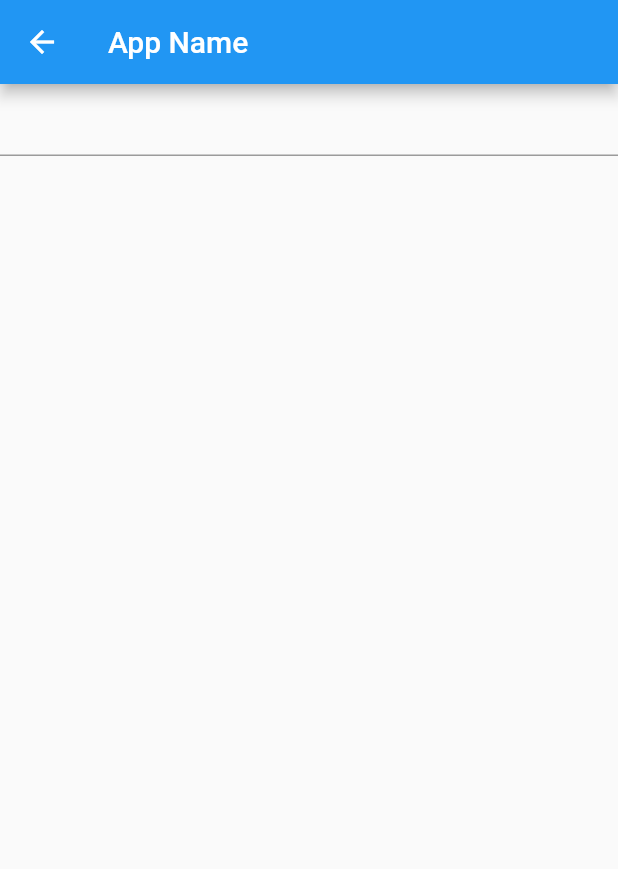
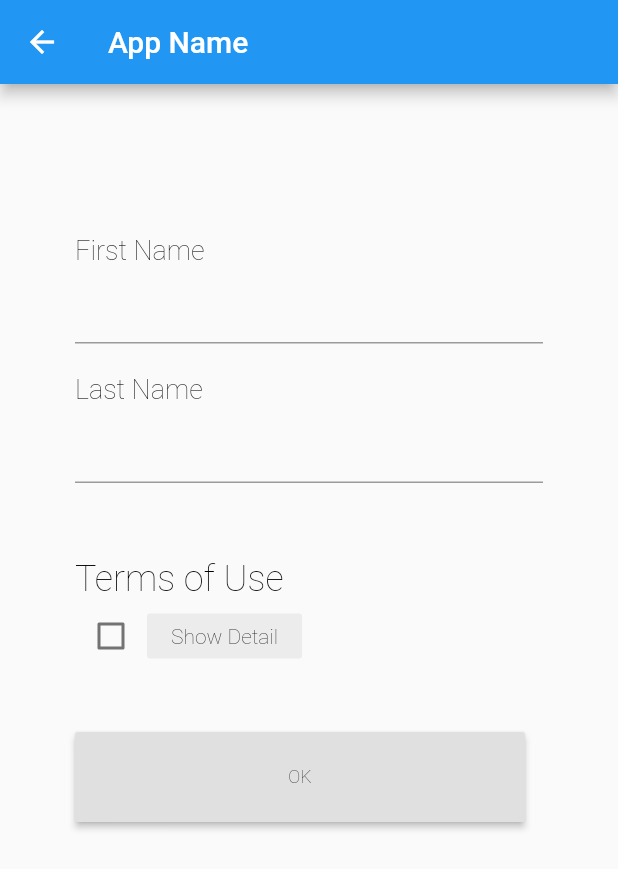
Before and after one commit to kappa-lab/simple_form_app, a Flutter app: the screen it shows after launch, after a tap on "Sign In", on a phone screen of 412 x 824 dp. Shown: the top 869 px of the screen. Run offline on Flutter 3.47's test engine with Material 2 defaults, Android fonts, the phone set to English and light mode, and no system bars.

Commit message:
nested container

```diff
--- a/lib/generalform.dart
+++ b/lib/generalform.dart
@@ -1,5 +1,4 @@
 import 'package:flutter/material.dart';
-
 
 class GeneralFormPage extends StatefulWidget {
   GeneralFormPage({Key key}) : super(key: key);
@@ -8,6 +7,8 @@ class GeneralFormPage extends StatefulWidget {
 }
 
 class _State extends State<GeneralFormPage> {
+  bool _agree = false;
+
   @override
   Widget build(BuildContext context) {
     return new Scaffold(
@@ -15,20 +16,121 @@ class _State extends State<GeneralFormPage> {
         title: new Text('App Name'),
       ),
       body: new Center(
+        child: new Container(
           child: new Column(
               mainAxisAlignment: MainAxisAlignment.start,
               mainAxisSize: MainAxisSize.max,
-            crossAxisAlignment: CrossAxisAlignment.center,
+              crossAxisAlignment: CrossAxisAlignment.start,
               children: <Widget>[
-              new TextField(
+                new Container(
+                    padding: const EdgeInsets.fromLTRB(0.0, 0.0, 0.0, 20.0),
+                    // color: const Color(0xFFEEEEEE),
+                    child: Column(
+                      mainAxisAlignment: MainAxisAlignment.start,
+                      mainAxisSize: MainAxisSize.max,
+                      crossAxisAlignment: CrossAxisAlignment.start,
+                      children: <Widget>[
+                        new Text(
+                          'First Name',
+                          textAlign: TextAlign.left,
+                          style: new TextStyle(
+                              fontSize: 18.0,
+                              color: const Color(0xFF000000),
+                              fontWeight: FontWeight.w200,
+                              fontFamily: "Roboto"),
+                        ),
+                        new TextFormField(
+                          style: new TextStyle(
+                              fontSize: 24.0,
+                              color: const Color(0xFF000000),
+                              fontWeight: FontWeight.w200,
+                              fontFamily: "Roboto"),
+                        ),
+                      ],
+                    )),
+                new Container(
+                    padding: const EdgeInsets.fromLTRB(0.0, 0.0, 0.0, 50.0),
+                    // color: const Color(0xFFEEEEEE),
+                    child: Column(
+                      mainAxisAlignment: MainAxisAlignment.start,
+                      mainAxisSize: MainAxisSize.max,
+                      crossAxisAlignment: CrossAxisAlignment.start,
+                      children: <Widget>[
+                        new Text(
+                          'Last Name',
+                          textAlign: TextAlign.left,
+                          style: new TextStyle(
+                              fontSize: 18.0,
+                              color: const Color(0xFF000000),
+                              fontWeight: FontWeight.w200,
+                              fontFamily: "Roboto"),
+                        ),
+                        new TextFormField(
+                          style: new TextStyle(
+                              fontSize: 24.0,
+                              color: const Color(0xFF000000),
+                              fontWeight: FontWeight.w200,
+                              fontFamily: "Roboto"),
+                        ),
+                      ],
+                    )),
+                new Text(
+                  "Terms of Use",
+                  style: new TextStyle(
+                      fontSize: 24.0,
+                      color: const Color(0xFF000000),
+                      fontWeight: FontWeight.w200,
+                      fontFamily: "Roboto"),
+                ),
+                Row(
+                  children: <Widget>[
+                    new Checkbox(
+                        key: null, onChanged: checkChanged, value: _agree),
+                    new SizedBox(
+                        height: 30.0,
+                        child: new FlatButton(
+                            key: null,
+                            onPressed: buttonPressed,
+                            color: const Color(0xFFECECEC),
+                            child: new Text(
+                              "Show Detail",
+                              style: new TextStyle(
+                                  fontSize: 14.0,
+                                  color: const Color(0xFF000000),
+                                  fontWeight: FontWeight.w200,
+                                  fontFamily: "Roboto"),
+                            )))
+                  ],
+                ),
+                new Padding(
+                  padding: const EdgeInsets.all(20.0),
+                ),
+                new SizedBox(
+                    width: 300.0,
+                    height: 60.0,
+                    child: new RaisedButton(
+                        key: null,
+                        onPressed: buttonPressed,
+                        color: const Color(0xFFe0e0e0),
+                        child: new Text(
+                          "OK",
                           style: new TextStyle(
                               fontSize: 12.0,
                               color: const Color(0xFF000000),
                               fontWeight: FontWeight.w200,
                               fontFamily: "Roboto"),
-              )
+                        ))),
               ]),
+          padding: const EdgeInsets.fromLTRB(50.0, 100.0, 50.0, 100.0),
+          alignment: Alignment.center,
+        ),
       ),
     );
   }
+
+  void buttonPressed() {}
+
+  void checkChanged(bool value) {
+    setState(() => _agree = value);
   }
+}
--- a/lib/homepage.dart
+++ b/lib/homepage.dart
@@ -47,7 +47,7 @@
   }
 
   void buttonPressed() {
-    debugPrint('sign in');
-    Navigator.push(context, MaterialPageRoute(builder: (context) => GeneralFormPage()));
+    debugPrint('pressed sign in button');
+    Navigator.pushNamed(context, '/general');
   }
 }
--- a/lib/main.dart
+++ b/lib/main.dart
@@ -1,5 +1,6 @@
 import 'package:flutter/material.dart';
 import 'homepage.dart';
+import 'generalform.dart';
 
 void main() {
   runApp(new MyApp());
@@ -17,6 +18,10 @@ class MyApp extends StatelessWidget {
         canvasColor: const Color(0xFFfafafa),
       ),
       home: new HomePage(),
+      routes: {
+        '/general': (context) => GeneralFormPage()
+      }
+
     );
   }
 }
```
Lines whose indentation alone changed are shown as unchanged.
